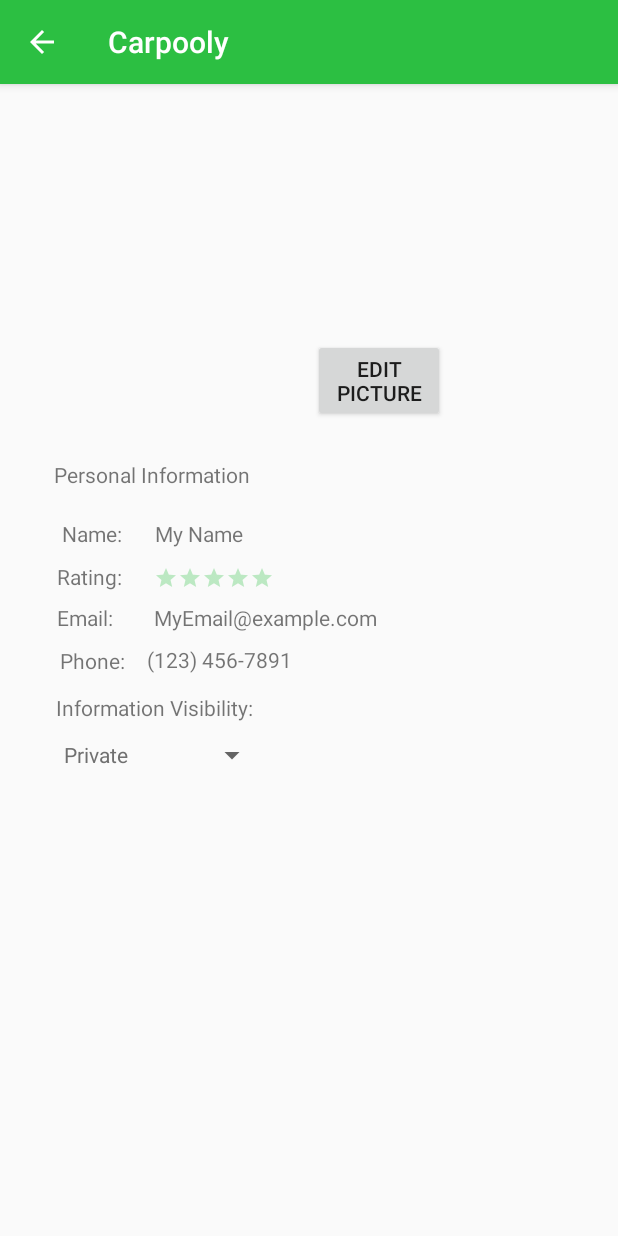
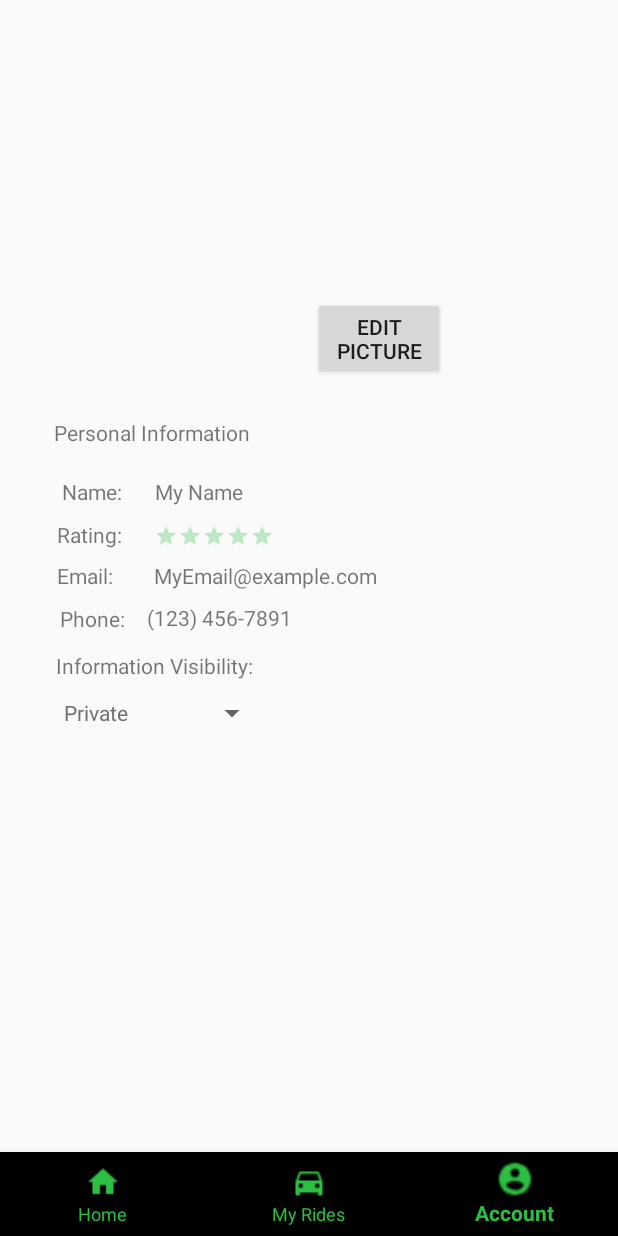
Before and after one commit to ssachnof/Carpooly, an Android app: the AccountControl screen opened directly, with no data from a screen before it, on a phone screen of 412 x 824 dp. Run offline under Robolectric (Android 15) with nearby library versions, the phone set to English and light mode, and no system bars; our stand-ins replace Firebase (no records; nobody signed in at launch, a user with empty details on screens opened directly); libraries missing offline, so code that uses them is left out: com.firebase.client, com.firebase.ui, com.google.firestore.admin; 2 statements that could not run were skipped.

Commit message:
created menu bar

```diff
--- a/app/build.gradle
+++ b/app/build.gradle
@@ -36,5 +36,6 @@ dependencies {
     apply plugin: 'com.google.gms.google-services'
     api 'com.firebase:firebase-client-android:2.5.2'
     testImplementation 'junit:junit:4.12'
+    implementation 'com.android.support:design:28.0.0'
 
 }
--- a/app/src/main/AndroidManifest.xml
+++ b/app/src/main/AndroidManifest.xml
@@ -8,7 +8,7 @@
         android:label="@string/app_name"
         android:roundIcon="@mipmap/ic_launcher_round"
         android:supportsRtl="true"
-        android:theme="@style/AppTheme">
+        android:theme="@style/Theme.AppCompat.DayNight.NoActionBar">
         <activity android:name=".Controller.AccountControl"
             android:parentActivityName=".Controller.DisplayLoginMessage"></activity>
         <activity android:name=".Controller.OpenRegPageController"
--- a/app/src/main/java/com/example/carpooly/Controller/AccountControl.java
+++ b/app/src/main/java/com/example/carpooly/Controller/AccountControl.java
@@ -1,5 +1,6 @@
 package com.example.carpooly.Controller;
 
+import android.content.Intent;
 import android.net.Uri;
 import android.nfc.Tag;
 import android.os.Bundle;
@@ -7,8 +8,10 @@ import android.provider.ContactsContract;
 import android.renderscript.Sampler;
 import android.support.annotation.IdRes;
 import android.support.annotation.NonNull;
+import android.support.design.widget.BottomNavigationView;
 import android.support.v7.app.AppCompatActivity;
 import android.util.Log;
+import android.view.MenuItem;
 import android.widget.Adapter;
 import android.widget.ArrayAdapter;
 import android.widget.ImageView;
@@ -85,6 +88,29 @@ public class AccountControl extends AppCompatActivity {
             }
         });
 
+        BottomNavigationView bottomNavigationView = (BottomNavigationView)
+                findViewById(R.id.navbar);
+
+        bottomNavigationView.setSelectedItemId(R.id.action_account);
+
+        bottomNavigationView.setOnNavigationItemSelectedListener(
+                new BottomNavigationView.OnNavigationItemSelectedListener() {
+                    @Override
+                    public boolean onNavigationItemSelected(@NonNull MenuItem item) {
+                        switch (item.getItemId()) {
+                            case R.id.action_home:
+                                openHomePage();
+
+                            case R.id.action_myRides:
+
+                            case R.id.action_account:
+
+
+                        }
+                        return true;
+                    }
+                });
+
     }
     public <T extends Object> ValueEventListener getDBChange(final String field, final Class<T> className){
         return new ValueEventListener() {
@@ -159,4 +185,9 @@ public class AccountControl extends AppCompatActivity {
 
     }
 
+    public void openHomePage(){
+        Intent intent = new Intent(this, DisplayLoginMessage.class);
+        startActivity(intent);
+    }
+
 }
--- a/app/src/main/res/layout/activity_account.xml
+++ b/app/src/main/res/layout/activity_account.xml
@@ -159,4 +159,15 @@
         app:layout_constraintEnd_toEndOf="parent"
         app:layout_constraintStart_toEndOf="@+id/ProfilePicture" />
 
+    <android.support.design.widget.BottomNavigationView
+        android:id="@+id/navbar"
+        android:layout_width="match_parent"
+        android:layout_height="wrap_content"
+        app:layout_constraintBottom_toBottomOf="parent"
+        app:layout_constraintEnd_toEndOf="parent"
+        app:layout_constraintStart_toStartOf="parent"
+        app:itemTextColor="#2CBF42"
+        app:itemIconTint="#2CBF42"
+        app:menu="@menu/main_bar" />
+
 </android.support.constraint.ConstraintLayout>
--- /dev/null
+++ b/app/src/main/res/menu/main_bar.xml
@@ -0,0 +1,22 @@
+<?xml version="1.0" encoding="utf-8"?>
+<menu xmlns:android="http://schemas.android.com/apk/res/android"
+    xmlns:app="http://schemas.android.com/apk/res-auto"
+    xmlns:tools="http://schemas.android.com/tools" tools:context=".MainActivity">
+
+    <item
+        android:id="@+id/action_home"
+        android:icon="@drawable/baseline_home_black_24dp"
+        android:title="Home"
+        app:showAsAction="always" />
+
+    <item android:id="@+id/action_myRides"
+        android:icon="@drawable/baseline_directions_car_black_24dp"
+        android:title="My Rides"
+        app:showAsAction="always"/>
+
+    <item
+        android:id="@+id/action_account"
+        android:icon="@drawable/baseline_account_circle_black_18dp"
+        android:title="Account"
+        app:showAsAction="always" />
+</menu>
```
Also changed, not shown: app/src/main/java/com/example/carpooly/Controller/DisplayLoginMessage.java (+24 -1 lines), app/src/main/res/layout/activity_display_message.xml (+13 -0 lines), app/src/main/res/drawable/baseline_account_circle_black_18dp.png (added), app/src/main/res/drawable/baseline_directions_car_black_24dp.png (added), app/src/main/res/drawable/baseline_home_black_24dp.png (added).
